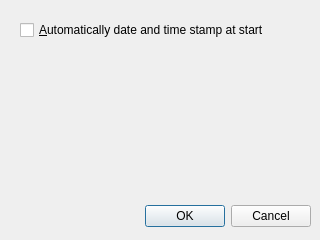
Kudaschov/ViCalc, file vicalc/ui/options_dialog.ui: the form before one commit.
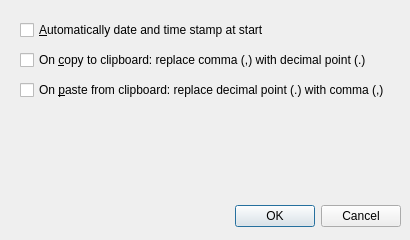
The form after the commit.

Commit message: Options: copy/paste with point and comma replacing

```diff
--- a/vicalc/ui/options_dialog.ui
+++ b/vicalc/ui/options_dialog.ui
@@ -6,7 +6,7 @@
    <rect>
     <x>0</x>
     <y>0</y>
-    <width>320</width>
+    <width>410</width>
     <height>240</height>
    </rect>
   </property>
@@ -18,7 +18,7 @@
     <rect>
      <x>10</x>
      <y>200</y>
-     <width>301</width>
+     <width>391</width>
      <height>32</height>
     </rect>
    </property>
@@ -42,6 +42,32 @@
     <string>&amp;Automatically date and time stamp at start</string>
    </property>
   </widget>
+  <widget class="QCheckBox" name="copyCheckBox">
+   <property name="geometry">
+    <rect>
+     <x>20</x>
+     <y>50</y>
+     <width>381</width>
+     <height>20</height>
+    </rect>
+   </property>
+   <property name="text">
+    <string>On &amp;copy to clipboard: replace comma (,) with decimal point (.)</string>
+   </property>
+  </widget>
+  <widget class="QCheckBox" name="pasteCheckBox">
+   <property name="geometry">
+    <rect>
+     <x>20</x>
+     <y>80</y>
+     <width>381</width>
+     <height>20</height>
+    </rect>
+   </property>
+   <property name="text">
+    <string>On &amp;paste from clipboard: replace decimal point (.) with comma (,)</string>
+   </property>
+  </widget>
  </widget>
  <resources/>
  <connections>
```
The commit also changes 7 other files.
